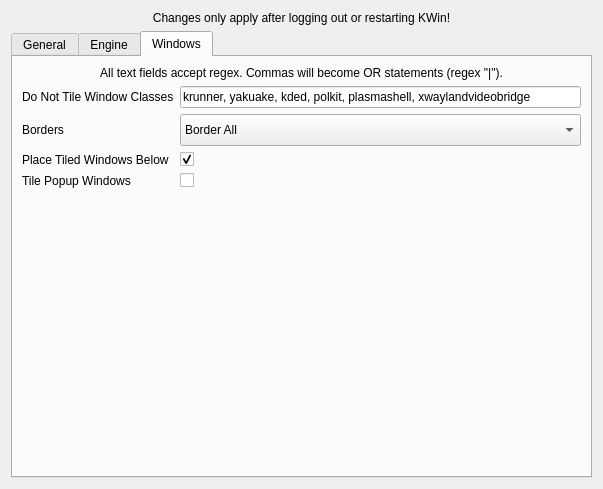
Old version of the form res/config.ui in the repository zeroxoneafour/polonium.
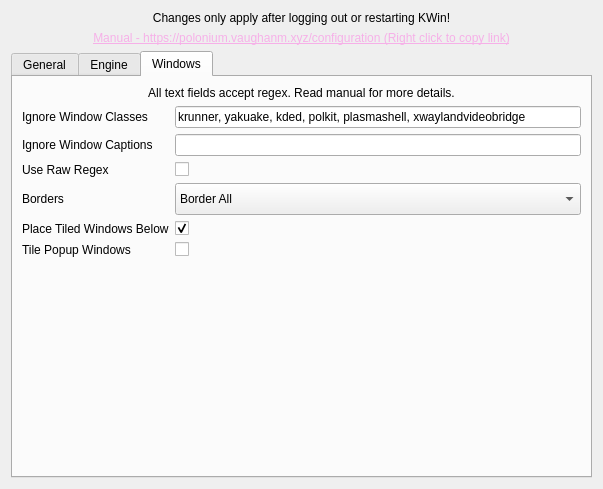
New version of the form. The open tabs and pages were chosen to show the change.

Commit message: add ignore window captions and fix borders

What changed in the file:
```diff
--- a/res/config.ui
+++ b/res/config.ui
@@ -14,17 +14,7 @@
    <string>Polonium</string>
   </property>
   <layout class="QGridLayout" name="gridLayout">
-   <item row="0" column="1">
-    <widget class="QLabel" name="label">
-     <property name="text">
-      <string>Changes only apply after logging out or restarting KWin!</string>
-     </property>
-     <property name="alignment">
-      <set>Qt::AlignmentFlag::AlignCenter</set>
-     </property>
-    </widget>
-   </item>
-   <item row="1" column="1">
+   <item row="2" column="1">
     <layout class="QVBoxLayout" name="verticalLayout">
      <item>
       <widget class="QTabWidget" name="tabWidget">
@@ -691,7 +681,17 @@
          <string>Windows</string>
         </attribute>
         <layout class="QGridLayout" name="gridLayout_5">
-         <item row="4" column="1">
+         <item row="7" column="1">
+          <widget class="QCheckBox" name="kcfg_TilePopups">
+           <property name="text">
+            <string/>
+           </property>
+          </widget>
+         </item>
+         <item row="3" column="1">
+          <widget class="QLineEdit" name="kcfg_IgnoreWindowCaptions"/>
+         </item>
+         <item row="6" column="1">
           <widget class="QCheckBox" name="kcfg_TiledWindowsBelow">
            <property name="text">
             <string/>
@@ -701,12 +701,18 @@
            </property>
           </widget>
          </item>
-         <item row="5" column="0">
-          <widget class="QLabel" name="tilePopupsLabel">
-           <property name="text">
-            <string>Tile Popup Windows</string>
+         <item row="8" column="0" colspan="2">
+          <spacer name="windowsVerticalSpacer">
+           <property name="orientation">
+            <enum>Qt::Orientation::Vertical</enum>
            </property>
-          </widget>
+           <property name="sizeHint" stdset="0">
+            <size>
+             <width>20</width>
+             <height>40</height>
+            </size>
+           </property>
+          </spacer>
          </item>
          <item row="2" column="1">
           <widget class="QLineEdit" name="kcfg_IgnoreWindowClasses">
@@ -715,35 +721,35 @@
            </property>
           </widget>
          </item>
-         <item row="3" column="0">
-          <widget class="QLabel" name="bordersLabel">
-           <property name="text">
-            <string>Borders</string>
-           </property>
-          </widget>
-         </item>
-         <item row="5" column="1">
-          <widget class="QCheckBox" name="kcfg_TilePopups">
-           <property name="text">
-            <string/>
-           </property>
-          </widget>
-         </item>
-         <item row="4" column="0">
+         <item row="6" column="0">
           <widget class="QLabel" name="tiledWindowsBelowLabel">
            <property name="text">
             <string>Place Tiled Windows Below</string>
            </property>
           </widget>
          </item>
+         <item row="3" column="0">
+          <widget class="QLabel" name="ignoreWindowCaptionsLabel">
+           <property name="text">
+            <string>Ignore Window Captions</string>
+           </property>
+          </widget>
+         </item>
          <item row="2" column="0">
           <widget class="QLabel" name="ignoreWindowClassesLabel">
            <property name="text">
-            <string>Do Not Tile Window Classes</string>
+            <string>Ignore Window Classes</string>
            </property>
           </widget>
          </item>
-         <item row="3" column="1">
+         <item row="5" column="0">
+          <widget class="QLabel" name="bordersLabel">
+           <property name="text">
+            <string>Borders</string>
+           </property>
+          </widget>
+         </item>
+         <item row="5" column="1">
           <widget class="QComboBox" name="kcfg_Borders">
            <property name="minimumSize">
             <size>
@@ -781,18 +787,12 @@
            </item>
           </widget>
          </item>
-         <item row="6" column="0" colspan="2">
-          <spacer name="windowsVerticalSpacer">
-           <property name="orientation">
-            <enum>Qt::Orientation::Vertical</enum>
+         <item row="7" column="0">
+          <widget class="QLabel" name="tilePopupsLabel">
+           <property name="text">
+            <string>Tile Popup Windows</string>
            </property>
-           <property name="sizeHint" stdset="0">
-            <size>
-             <width>20</width>
-             <height>40</height>
-            </size>
-           </property>
-          </spacer>
+          </widget>
          </item>
          <item row="0" column="0" colspan="2">
           <widget class="QLabel" name="regexInfoLabel">
@@ -803,19 +803,53 @@
             </sizepolicy>
            </property>
            <property name="text">
-            <string>All text fields accept regex. Commas will become OR statements (regex &quot;|&quot;).</string>
+            <string>All text fields accept regex. Read manual for more details.</string>
            </property>
            <property name="alignment">
             <set>Qt::AlignmentFlag::AlignCenter</set>
            </property>
           </widget>
          </item>
+         <item row="4" column="0">
+          <widget class="QLabel" name="rawRegexLabel">
+           <property name="text">
+            <string>Use Raw Regex</string>
+           </property>
+          </widget>
+         </item>
+         <item row="4" column="1">
+          <widget class="QCheckBox" name="kcfg_RawRegex">
+           <property name="text">
+            <string/>
+           </property>
+          </widget>
+         </item>
         </layout>
        </widget>
       </widget>
      </item>
     </layout>
    </item>
+   <item row="0" column="1">
+    <widget class="QLabel" name="label">
+     <property name="text">
+      <string>Changes only apply after logging out or restarting KWin!</string>
+     </property>
+     <property name="alignment">
+      <set>Qt::AlignmentFlag::AlignCenter</set>
+     </property>
+    </widget>
+   </item>
+   <item row="1" column="1">
+    <widget class="QLabel" name="label_2">
+     <property name="text">
+      <string>&lt;html&gt;&lt;head/&gt;&lt;body&gt;&lt;p&gt;&lt;a href=&quot;https://polonium.vaughanm.xyz/configuration&quot;&gt;&lt;span style=&quot; text-decoration: underline; color:#f6b0e8;&quot;&gt;Manual - https://polonium.vaughanm.xyz/configuration (Right click to copy link)&lt;/span&gt;&lt;/a&gt;&lt;/p&gt;&lt;/body&gt;&lt;/html&gt;</string>
+     </property>
+     <property name="alignment">
+      <set>Qt::AlignmentFlag::AlignCenter</set>
+     </property>
+    </widget>
+   </item>
   </layout>
  </widget>
  <resources/>
```
The commit also changes 7 other files.
